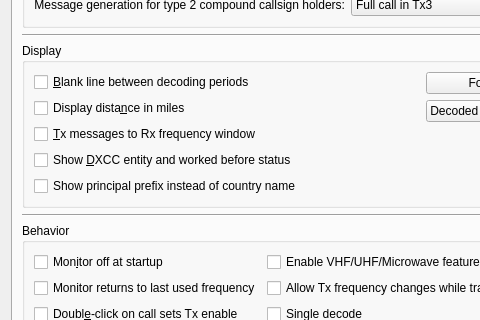
saitohirga/WSJT-X, file Configuration.ui: the form before one commit; both pictures show x 0 to 480 and y 109 to 429 of the 579 by 581 pixel window.
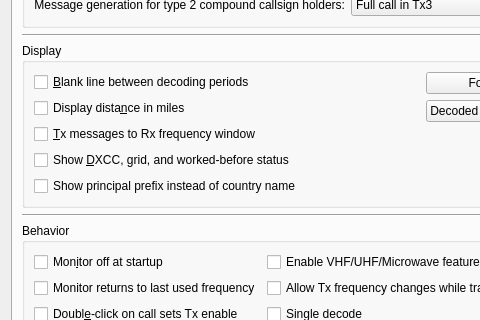
The form after the commit.

Commit message: Color highlighting to right (as well as left) text window.

What changed in the file:
```diff
--- a/Configuration.ui
+++ b/Configuration.ui
@@ -190,7 +190,7 @@
              <string>Show if decoded stations are new DXCC entities or worked before.</string>
             </property>
             <property name="text">
-             <string>Show &amp;DXCC entity and worked before status</string>
+             <string>Show &amp;DXCC, grid, and worked-before status</string>
             </property>
             <property name="checked">
              <bool>false</bool>
```
Left out of the diff: 8 changed lines with no effect on the pictures. The commit also changes 1 other file.
